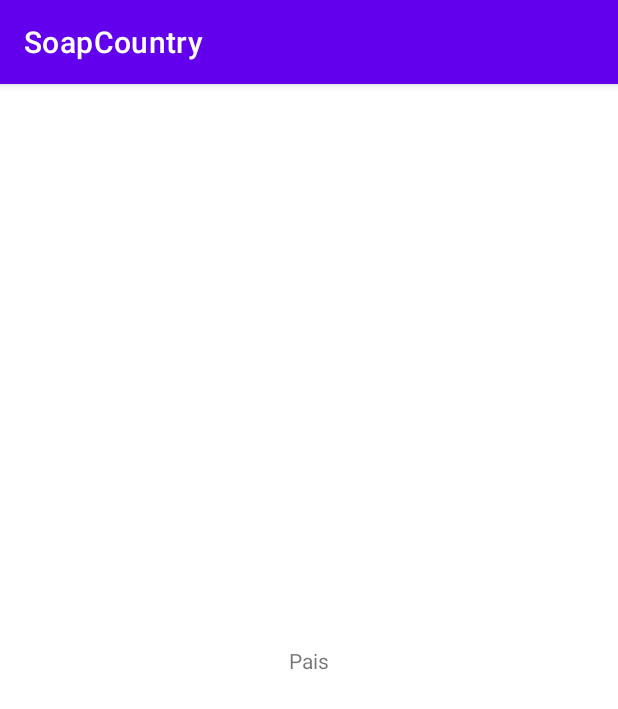
After one commit to Orlandroid/SoapJavaRetrofit, an Android app: the CountryFragment screen opened through its navigation route, on a phone screen of 412 x 824 dp. The commit adds this screen. Shown: the top 709 px of the screen. Run offline under Robolectric (Android 15) with nearby library versions, the phone set to English and light mode, and no system bars.

Commit message:
Set up navogation

```diff
--- /dev/null
+++ b/app/src/main/java/com/example/soapcountry/CountryFragment.java
@@ -0,0 +1,26 @@
+package com.example.soapcountry;
+
+import android.os.Bundle;
+
+import androidx.fragment.app.Fragment;
+
+import android.view.LayoutInflater;
+import android.view.View;
+import android.view.ViewGroup;
+
+import com.example.soapcountry.databinding.FragmentCountryBinding;
+
+
+public class CountryFragment extends Fragment {
+
+
+    private FragmentCountryBinding binding;
+
+    @Override
+    public View onCreateView(LayoutInflater inflater, ViewGroup container,
+                             Bundle savedInstanceState) {
+        binding=FragmentCountryBinding.inflate(inflater);
+        return binding.getRoot();
+    }
+
+}
--- /dev/null
+++ b/app/src/main/java/com/example/soapcountry/CountrysFragment.java
@@ -0,0 +1,32 @@
+package com.example.soapcountry;
+
+import android.os.Bundle;
+
+import androidx.fragment.app.Fragment;
+import androidx.navigation.Navigation;
+
+import android.view.LayoutInflater;
+import android.view.View;
+import android.view.ViewGroup;
+
+import com.example.soapcountry.databinding.FragmentCountrysBinding;
+
+
+public class CountrysFragment extends Fragment {
+
+    private FragmentCountrysBinding binding;
+
+    @Override
+    public View onCreateView(LayoutInflater inflater, ViewGroup container,
+                             Bundle savedInstanceState) {
+        binding = FragmentCountrysBinding.inflate(inflater);
+        setUpUi();
+        return binding.getRoot();
+    }
+
+    private void setUpUi() {
+        binding.textView2.setOnClickListener(view -> {
+            Navigation.findNavController(view).navigate(CountrysFragmentDirections.actionCountrysFragmentToCountryFragment());
+        });
+    }
+}
--- a/app/src/main/java/com/example/soapcountry/MainActivity.java
+++ b/app/src/main/java/com/example/soapcountry/MainActivity.java
@@ -4,11 +4,16 @@ import androidx.appcompat.app.AppCompatActivity;
 
 import android.os.Bundle;
 
+import com.example.soapcountry.databinding.ActivityMainBinding;
+
 public class MainActivity extends AppCompatActivity {
+
+    private ActivityMainBinding binding;
 
     @Override
     protected void onCreate(Bundle savedInstanceState) {
         super.onCreate(savedInstanceState);
-        setContentView(R.layout.activity_main);
+        binding = ActivityMainBinding.inflate(getLayoutInflater());
+        setContentView(binding.getRoot());
     }
 }
--- a/app/src/main/res/layout/activity_main.xml
+++ b/app/src/main/res/layout/activity_main.xml
@@ -5,14 +5,17 @@
     android:layout_width="match_parent"
     android:layout_height="match_parent"
     tools:context=".MainActivity">
-
-    <TextView
-        android:layout_width="wrap_content"
-        android:layout_height="wrap_content"
-        android:text="Hello World!"
-        app:layout_constraintBottom_toBottomOf="parent"
+    <androidx.fragment.app.FragmentContainerView
+        android:id="@+id/nav_host_fragment"
+        android:name="androidx.navigation.fragment.NavHostFragment"
+        android:layout_width="0dp"
+        android:layout_height="0dp"
         app:layout_constraintLeft_toLeftOf="parent"
         app:layout_constraintRight_toRightOf="parent"
-        app:layout_constraintTop_toTopOf="parent" />
+        app:layout_constraintTop_toTopOf="parent"
+        app:layout_constraintBottom_toBottomOf="parent"
+
+        app:defaultNavHost="true"
+        app:navGraph="@navigation/main_nav" />
 
 </androidx.constraintlayout.widget.ConstraintLayout>
--- /dev/null
+++ b/app/src/main/res/layout/fragment_country.xml
@@ -0,0 +1,18 @@
+<?xml version="1.0" encoding="utf-8"?>
+<androidx.constraintlayout.widget.ConstraintLayout xmlns:android="http://schemas.android.com/apk/res/android"
+    xmlns:app="http://schemas.android.com/apk/res-auto"
+    xmlns:tools="http://schemas.android.com/tools"
+    android:layout_width="match_parent"
+    android:layout_height="match_parent"
+    tools:context=".CountryFragment">
+
+    <TextView
+        android:id="@+id/textView"
+        android:layout_width="wrap_content"
+        android:layout_height="wrap_content"
+        android:text="Pais"
+        app:layout_constraintBottom_toBottomOf="parent"
+        app:layout_constraintEnd_toEndOf="parent"
+        app:layout_constraintStart_toStartOf="parent"
+        app:layout_constraintTop_toTopOf="parent" />
+</androidx.constraintlayout.widget.ConstraintLayout>
--- /dev/null
+++ b/app/src/main/res/navigation/main_nav.xml
@@ -0,0 +1,22 @@
+<?xml version="1.0" encoding="utf-8"?>
+<navigation xmlns:android="http://schemas.android.com/apk/res/android"
+    xmlns:app="http://schemas.android.com/apk/res-auto"
+    xmlns:tools="http://schemas.android.com/tools"
+    android:id="@+id/main_nav"
+    app:startDestination="@id/countrysFragment">
+
+    <fragment
+        android:id="@+id/countrysFragment"
+        android:name="com.example.soapcountry.CountrysFragment"
+        android:label="fragment_countrys"
+        tools:layout="@layout/fragment_countrys" >
+        <action
+            android:id="@+id/action_countrysFragment_to_countryFragment"
+            app:destination="@id/countryFragment" />
+    </fragment>
+    <fragment
+        android:id="@+id/countryFragment"
+        android:name="com.example.soapcountry.CountryFragment"
+        android:label="fragment_country"
+        tools:layout="@layout/fragment_country" />
+</navigation>
--- a/app/src/main/res/values/strings.xml
+++ b/app/src/main/res/values/strings.xml
@@ -1,3 +1,5 @@
 <resources>
     <string name="app_name">SoapCountry</string>
+    <!-- TODO: Remove or change this placeholder text -->
+    <string name="hello_blank_fragment">Hello blank fragment</string>
 </resources>
```
Also changed, not shown: app/build.gradle (+12 -2 lines), app/src/main/res/layout/fragment_countrys.xml (added, +19 -0 lines), build.gradle (+7 -0 lines).
